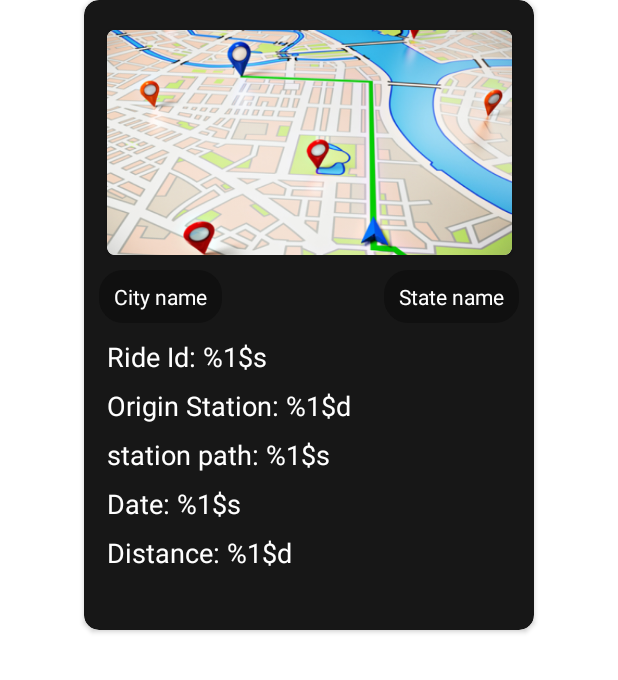
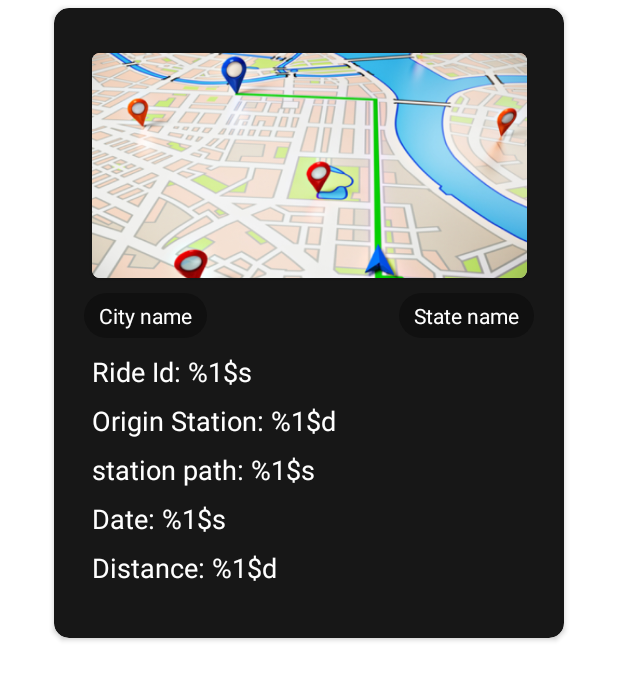
Before and after one commit to mohammedysamir/Edvora_Ride, an Android app: the layout ride_recycler_view.xml on its own in the app's theme, with its tools: preview values and no code run, on a phone screen of 412 x 824 dp. Shown: the top 680 px of the screen. Run offline under Robolectric (Android 15) with nearby library versions, the phone set to English and light mode, and no system bars.

Commit message:
Fix: fixed getMinimumDistance because an Math issue occurred. refactor: improve UI of recyclerview of rides.

```diff
--- a/app/src/main/java/com/myasser/edvoraride/MainActivity.kt
+++ b/app/src/main/java/com/myasser/edvoraride/MainActivity.kt
@@ -19,10 +19,10 @@ import java.time.Month
 
 @RequiresApi(Build.VERSION_CODES.O)
 class MainActivity : AppCompatActivity() {
-    lateinit var user: User
     lateinit var viewPager: ViewPager2
 
     companion object {
+        lateinit var user: User
         //handle set of rides available locally
         lateinit var rides: ArrayList<Ride>
     }
@@ -119,6 +119,7 @@ class MainActivity : AppCompatActivity() {
 
     private fun initUserData(user: User) {
         findViewById<TextView>(R.id.user_name).text = user.getUserName()
-        Glide.with(this).load(user.getUserProfile()).into(findViewById<ImageView>(R.id.user_image))
+        //TODO: be able to initiate user's image from URL
+    // Glide.with(this).load(user.getUserProfile()).into(findViewById<ImageView>(R.id.user_image))
     }
 }
--- a/app/src/main/res/layout/activity_main.xml
+++ b/app/src/main/res/layout/activity_main.xml
@@ -32,7 +32,6 @@
             android:layout_height="wrap_content"
             android:layout_marginEnd="82dp"
             android:maxLength="15"
-            android:text="Dhruv Singh"
             android:textColor="@color/white"
             android:textSize="22sp"
             app:layout_constraintBottom_toBottomOf="@id/top_bar"
@@ -41,8 +40,8 @@
 
         <androidx.cardview.widget.CardView
             android:id="@+id/image_card"
-            android:layout_width="60dp"
-            android:layout_height="60dp"
+            android:layout_width="40dp"
+            android:layout_height="40dp"
             android:layout_marginStart="10dp"
             app:cardCornerRadius="99dp"
             app:layout_constraintBottom_toBottomOf="@id/top_bar"
--- a/app/src/main/res/layout/ride_recycler_view.xml
+++ b/app/src/main/res/layout/ride_recycler_view.xml
@@ -2,20 +2,22 @@
 <androidx.cardview.widget.CardView xmlns:android="http://schemas.android.com/apk/res/android"
     xmlns:app="http://schemas.android.com/apk/res-auto"
     android:id="@+id/ride_card"
-    android:layout_width="300dp"
+    android:layout_width="340dp"
     android:layout_height="420dp"
     android:layout_gravity="center_horizontal"
+    android:layout_marginTop="5dp"
+    android:layout_marginBottom="5dp"
     app:cardBackgroundColor="@color/dark_grey"
     app:cardCornerRadius="10dp">
 
     <androidx.constraintlayout.widget.ConstraintLayout
         android:layout_width="match_parent"
         android:layout_height="match_parent"
-        android:padding="10dp">
+        android:padding="20dp">
 
         <androidx.cardview.widget.CardView
             android:id="@+id/map_card"
-            android:layout_width="270dp"
+            android:layout_width="290dp"
             android:layout_height="150dp"
             android:layout_marginTop="10dp"
             app:cardCornerRadius="5dp"
--- a/app/src/main/res/values/style.xml
+++ b/app/src/main/res/values/style.xml
@@ -13,7 +13,7 @@
         <item name="android:layout_height">wrap_content</item>
         <item name="android:layout_width">wrap_content</item>
         <item name="android:textColor">@color/white</item>
-        <item name="android:padding">8dp</item>
+        <item name="android:padding">5dp</item>
         <item name="android:paddingStart">10dp</item>
         <item name="android:paddingEnd">10dp</item>
         <item name="android:layout_marginTop">10dp</item>
```
Also changed, not shown: app/src/main/java/com/myasser/edvoraride/RideRecyclerView.kt (+5 -2 lines), app/src/main/java/com/myasser/edvoraride/User.kt (+5 -5 lines).
